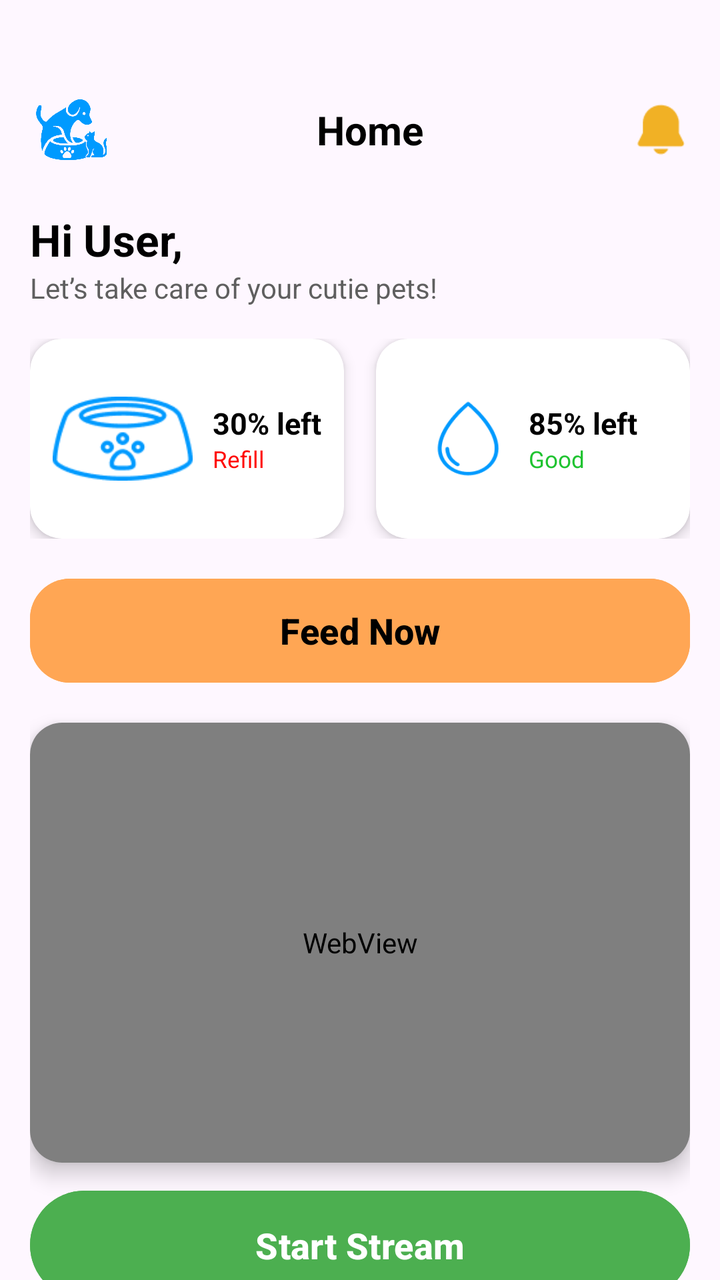
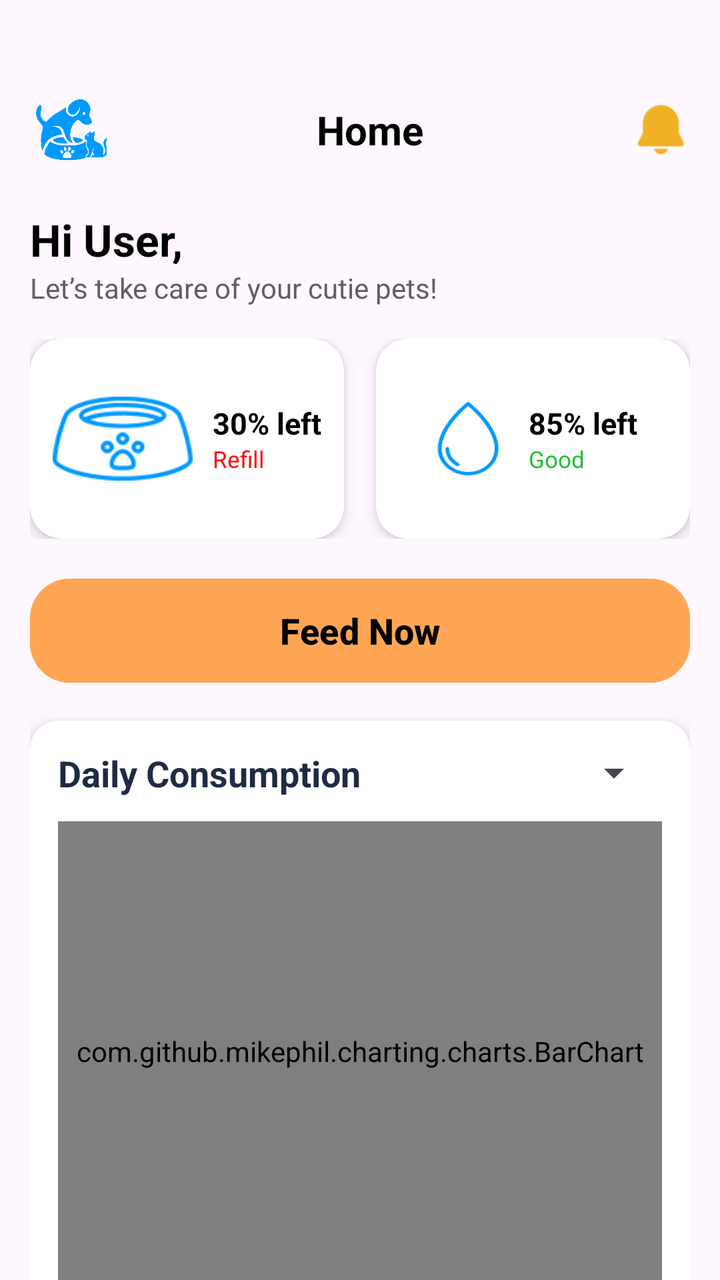

Before-and-after screenshots of an Android layout around one commit, followed by the original layout XML and the change that was made.
<!-- AndroidManifest.xml: application theme Theme.PawFeeder -->
<!-- res/layout/fragment_home.xml -->
<?xml version="1.0" encoding="utf-8"?>
<androidx.core.widget.NestedScrollView
    xmlns:android="http://schemas.android.com/apk/res/android"
    xmlns:tools="http://schemas.android.com/tools"
    xmlns:app="http://schemas.android.com/apk/res-auto"
    android:layout_width="match_parent"
    android:layout_height="match_parent"
    android:fillViewport="true"
    android:clipToPadding="false"
    android:descendantFocusability="beforeDescendants"
    tools:context=".HomeFragment">

        <LinearLayout
            android:layout_width="match_parent"
            android:layout_height="wrap_content"
            android:orientation="vertical"
            android:paddingTop="45dp"
            android:paddingBottom="15dp"
            android:paddingLeft="15dp"
            android:paddingRight="15dp">

            <LinearLayout
                android:layout_width="match_parent"
                android:layout_height="wrap_content"
                android:layout_marginBottom="12dp"
                android:gravity="center_vertical"
                android:orientation="horizontal">

                <ImageView
                    android:layout_width="40dp"
                    android:layout_height="40dp"
                    android:contentDescription="logo"
                    android:src="@drawable/logonotext" />

                <TextView
                    android:layout_width="match_parent"
                    android:layout_height="wrap_content"
                    android:layout_weight="1"
                    android:text="Home"
                    android:textAlignment="center"
                    android:textColor="@color/black"
                    android:textSize="20sp"
                    android:textStyle="bold" />

                <ImageView
                    android:id="@+id/btnNotification"
                    android:layout_width="30dp"
                    android:layout_height="30dp"
                    android:contentDescription="notif"
                    android:src="@drawable/notification" />
            </LinearLayout>

            <TextView
                android:id="@+id/txvUsername"
                android:layout_width="wrap_content"
                android:layout_height="wrap_content"
                android:layout_marginTop="8dp"
                android:text="Hi User,"
                android:textColor="@color/black"
                android:textSize="22sp"
                android:textStyle="bold" />

            <TextView
                android:layout_width="wrap_content"
                android:layout_height="wrap_content"
                android:layout_marginBottom="16dp"
                android:text="Let’s take care of your cutie pets!"
                android:textColor="@color/dark_gray" />

            <LinearLayout
                android:layout_width="match_parent"
                android:layout_height="wrap_content"
                android:layout_marginBottom="16dp"
                android:gravity="center"
                android:orientation="horizontal">

                <androidx.cardview.widget.CardView
                    android:layout_width="0dp"
                    android:layout_height="100dp"
                    android:layout_marginEnd="8dp"
                    android:layout_weight="1"
                    app:cardCornerRadius="16dp"
                    app:cardElevation="4dp">

                    <LinearLayout
                        android:layout_width="match_parent"
                        android:layout_height="match_parent"
                        android:gravity="center"
                        android:orientation="horizontal">

                        <ImageView
                            android:layout_width="70dp"
                            android:layout_height="50dp"
                            android:layout_marginRight="10dp"
                            android:src="@drawable/petbowl" />

                        <LinearLayout
                            android:layout_width="wrap_content"
                            android:layout_height="wrap_content"
                            android:gravity="center"
                            android:orientation="vertical">

                            <TextView
                                android:id="@+id/txvMakanan"
                                android:layout_width="wrap_content"
                                android:layout_height="wrap_content"
                                android:text="30% left"
                                android:textColor="@color/black"
                                android:textSize="45px"
                                android:textStyle="bold" />

                            <TextView
                                android:id="@+id/txvStatusMakan"
                                android:layout_width="match_parent"
                                android:layout_height="wrap_content"
                                android:text="Refill"
                                android:textColor="@color/red"
                                android:textSize="35px" />
                        </LinearLayout>
                    </LinearLayout>

                </androidx.cardview.widget.CardView>

                <androidx.cardview.widget.CardView
                    android:layout_width="0dp"
                    android:layout_height="100dp"
                    android:layout_marginStart="8dp"
                    android:layout_weight="1"
                    app:cardCornerRadius="16dp"
                    app:cardElevation="4dp">

                    <LinearLayout
                        android:layout_width="match_parent"
                        android:layout_height="match_parent"
                        android:gravity="center"
                        android:orientation="horizontal">

                        <ImageView
                            android:layout_width="40dp"
                            android:layout_height="40dp"
                            android:layout_marginRight="10dp"
                            android:src="@drawable/water" />

                        <LinearLayout
                            android:layout_width="wrap_content"
                            android:layout_height="wrap_content"
                            android:gravity="center"
                            android:orientation="vertical">

                            <TextView
                                android:id="@+id/txvMinuman"
                                android:layout_width="wrap_content"
                                android:layout_height="wrap_content"
                                android:text="85% left"
                                android:textColor="@color/black"
                                android:textSize="45px"
                                android:textStyle="bold" />

                            <TextView
                                android:id="@+id/txvStatusMinum"
                                android:layout_width="match_parent"
                                android:layout_height="wrap_content"
                                android:text="Good"
                                android:textColor="@color/green"
                                android:textSize="35px" />
                        </LinearLayout>
                    </LinearLayout>

                </androidx.cardview.widget.CardView>
            </LinearLayout>

            <Button
                android:id="@+id/btnFeed"
                android:layout_width="match_parent"
                android:layout_height="60dp"
                android:layout_marginBottom="16dp"
                android:backgroundTint="@color/orange"
                android:text="Feed Now"
                android:textColor="@color/black"
                android:textSize="18sp"
                android:textStyle="bold"
                app:cornerRadius="20dp" />

            <androidx.cardview.widget.CardView
                android:layout_width="match_parent"
                android:layout_height="220dp"
                android:layout_marginBottom="10dp"
                app:cardCornerRadius="16dp"
                app:cardElevation="6dp"
                app:cardUseCompatPadding="false"
                app:contentPadding="0dp">

                <WebView
                    android:id="@+id/imgCamera"
                    android:layout_width="match_parent"
                    android:layout_height="match_parent"
                    android:background="#000000" />

            </androidx.cardview.widget.CardView>

            <Button
                android:id="@+id/btnStream"
                android:layout_width="match_parent"
                android:layout_height="wrap_content"
                android:padding="15dp"
                android:text="Start Stream"
                android:backgroundTint="#4CAF50"
                android:textAlignment="center"
                android:layout_marginBottom="20dp"
                android:textStyle="bold"
                android:textSize="18dp"
                />

            <TextView
                android:layout_width="wrap_content"
                android:layout_height="wrap_content"
                android:layout_marginBottom="8dp"
                android:text="Device Status"
                android:textColor="@color/black"
                android:textSize="18sp"
                android:textStyle="bold" />

            <androidx.cardview.widget.CardView
                android:layout_width="match_parent"
                android:layout_height="wrap_content"
                android:layout_marginBottom="24dp"
                app:cardCornerRadius="16dp"
                app:cardElevation="4dp">

                <LinearLayout
                    android:layout_width="match_parent"
                    android:layout_height="match_parent"
                    android:orientation="vertical"
                    android:padding="15dp">

                    <TextView
                        android:layout_width="wrap_content"
                        android:layout_height="wrap_content"
                        android:text="Battery Level"
                        android:textStyle="bold" />

                    <ProgressBar
                        style="?android:attr/progressBarStyleHorizontal"
                        android:layout_width="match_parent"
                        android:layout_height="12dp"
                        android:layout_marginTop="6dp"
                        android:progress="80"
                        android:progressDrawable="@drawable/progress_blue" />

                    <TextView
                        android:id="@+id/txvBattery"
                        android:layout_width="match_parent"
                        android:layout_height="wrap_content"
                        android:text="80%"
                        android:textAlignment="textEnd"
                        android:textColor="@color/black" />
                </LinearLayout>
            </androidx.cardview.widget.CardView>

            <LinearLayout
                android:layout_width="match_parent"
                android:layout_height="wrap_content"
                android:layout_marginBottom="12dp"
                android:gravity="center_vertical"
                android:orientation="horizontal">

                <TextView
                    android:layout_width="0dp"
                    android:layout_height="wrap_content"
                    android:layout_weight="1"
                    android:text="Pet Care Tasks"
                    android:textColor="@color/black"
                    android:textSize="18sp"
                    android:textStyle="bold" />

                <TextView
                    android:id="@+id/btnToCreate"
                    android:layout_width="wrap_content"
                    android:layout_height="wrap_content"
                    android:text="Create Task"
                    android:textColor="@color/primaryblue" />

            </LinearLayout>

            <androidx.recyclerview.widget.RecyclerView
                android:id="@+id/lsvTask"
                android:layout_width="match_parent"
                android:layout_height="wrap_content"
                android:nestedScrollingEnabled="false"/>

        </LinearLayout>
</androidx.core.widget.NestedScrollView>
<!-- resources referenced by this layout -->
<resources>
  <color name="black">#FF000000</color>
  <color name="dark_gray">#5F5F5F</color>
  <color name="green">#1FC330</color>
  <color name="orange">#FFA654</color>
  <color name="primaryblue">#009AFF</color>
  <color name="red">#FF0400</color>
  <!-- drawable logonotext: png bitmap (drawable, 163365 bytes) -->
  <!-- drawable notification: png bitmap (drawable, 708 bytes) -->
  <!-- drawable petbowl: png bitmap (drawable, 3125 bytes) -->
  <!-- drawable progress_blue (drawable) -->
  <layer-list xmlns:android="http://schemas.android.com/apk/res/android">
      <item android:id="@android:id/background">
          <shape android:shape="rectangle">
              <solid android:color="#E0E0E0"/>
              <corners android:radius="8dp"/>
          </shape>
      </item>
      <item android:id="@android:id/progress">
          <clip>
              <shape android:shape="rectangle">
                  <solid android:color="#4A90E2"/>
                  <corners android:radius="8dp"/>
              </shape>
          </clip>
      </item>
  </layer-list>
  <!-- drawable water: png bitmap (drawable, 2416 bytes) -->
  <style name="Theme.PawFeeder" parent="Base.Theme.PawFeeder" />
  <style name="Base.Theme.PawFeeder" parent="Theme.Material3.DayNight.NoActionBar">
          
          
      </style>
</resources>

<!-- the commit's change to res/layout/fragment_home.xml (unified diff, before → after) -->
@@ -173,7 +173,7 @@
                 android:id="@+id/btnFeed"
                 android:layout_width="match_parent"
                 android:layout_height="60dp"
-                android:layout_marginBottom="16dp"
+                android:layout_marginBottom="15dp"
                 android:backgroundTint="@color/orange"
                 android:text="Feed Now"
                 android:textColor="@color/black"
@@ -182,78 +182,67 @@
                 app:cornerRadius="20dp" />
 
             <androidx.cardview.widget.CardView
-                android:layout_width="match_parent"
-                android:layout_height="220dp"
-                android:layout_marginBottom="10dp"
-                app:cardCornerRadius="16dp"
+                android:id="@+id/cardConsumption"
+                android:layout_width="match_parent"
+                android:layout_height="300dp"
+                app:cardCornerRadius="14dp"
                 app:cardElevation="6dp"
-                app:cardUseCompatPadding="false"
-                app:contentPadding="0dp">
-
-                <WebView
-                    android:id="@+id/imgCamera"
-                    android:layout_width="match_parent"
-                    android:layout_height="match_parent"
-                    android:background="#000000" />
-
-            </androidx.cardview.widget.CardView>
-
-            <Button
-                android:id="@+id/btnStream"
-                android:layout_width="match_parent"
-                android:layout_height="wrap_content"
-                android:padding="15dp"
-                android:text="Start Stream"
-                android:backgroundTint="#4CAF50"
-                android:textAlignment="center"
-                android:layout_marginBottom="20dp"
-                android:textStyle="bold"
-                android:textSize="18dp"
-                />
-
-            <TextView
-                android:layout_width="wrap_content"
-                android:layout_height="wrap_content"
-                android:layout_marginBottom="8dp"
-                android:text="Device Status"
-                android:textColor="@color/black"
-                android:textSize="18sp"
-                android:textStyle="bold" />
-
-            <androidx.cardview.widget.CardView
-                android:layout_width="match_parent"
-                android:layout_height="wrap_content"
-                android:layout_marginBottom="24dp"
-                app:cardCornerRadius="16dp"
-                app:cardElevation="4dp">
+                android:layout_marginBottom="30dp">
 
                 <LinearLayout
                     android:layout_width="match_parent"
                     android:layout_height="match_parent"
                     android:orientation="vertical"
-                    android:padding="15dp">
-
-                    <TextView
-                        android:layout_width="wrap_content"
+                    android:padding="14dp">
+
+                    <LinearLayout
+                        android:layout_width="match_parent"
                         android:layout_height="wrap_content"
-                        android:text="Battery Level"
-                        android:textStyle="bold" />
-
-                    <ProgressBar
-                        style="?android:attr/progressBarStyleHorizontal"
-                        android:layout_width="match_parent"
-                        android:layout_height="12dp"
-                        android:layout_marginTop="6dp"
-                        android:progress="80"
-                        android:progressDrawable="@drawable/progress_blue" />
-
-                    <TextView
-                        android:id="@+id/txvBattery"
+                        android:orientation="horizontal"
+                        android:gravity="center_vertical"
+                        android:layout_marginBottom="12dp">
+
+                        <LinearLayout
+                            android:layout_width="wrap_content"
+                            android:layout_height="wrap_content"
+                            android:orientation="vertical">
+
+                            <TextView
+                                android:id="@+id/tvConsumptionTitle"
+                                android:layout_width="wrap_content"
+                                android:layout_height="wrap_content"
+                                android:text="Daily Consumption"
+                                android:textStyle="bold"
+                                android:textColor="#1F2A44"
+                                android:textSize="18dp"/>
+
+                        </LinearLayout>
+
+                        <View
+                            android:layout_width="0dp"
+                            android:layout_height="0dp"
+                            android:layout_weight="1" />
+
+                        <Spinner
+                            android:id="@+id/spiConsumption"
+                            android:layout_width="wrap_content"
+                            android:layout_height="wrap_content">
+                        </Spinner>
+                    </LinearLayout>
+
+                    <LinearLayout
+                        android:id="@+id/barChartContainer"
                         android:layout_width="match_parent"
                         android:layout_height="wrap_content"
-                        android:text="80%"
-                        android:textAlignment="textEnd"
-                        android:textColor="@color/black" />
+                        android:orientation="horizontal">
+
+                        <com.github.mikephil.charting.charts.BarChart
+                            android:id="@+id/barChartConsumption"
+                            android:layout_width="match_parent"
+                            android:layout_height="230dp">
+                        </com.github.mikephil.charting.charts.BarChart>
+
+                    </LinearLayout>
                 </LinearLayout>
             </androidx.cardview.widget.CardView>
 
<!-- resource entries referenced after the edit -->
@@ -9,23 +9,6 @@
   <!-- drawable logonotext: png bitmap (drawable, 163365 bytes) -->
   <!-- drawable notification: png bitmap (drawable, 708 bytes) -->
   <!-- drawable petbowl: png bitmap (drawable, 3125 bytes) -->
-  <!-- drawable progress_blue (drawable) -->
-  <layer-list xmlns:android="http://schemas.android.com/apk/res/android">
-      <item android:id="@android:id/background">
-          <shape android:shape="rectangle">
-              <solid android:color="#E0E0E0"/>
-              <corners android:radius="8dp"/>
-          </shape>
-      </item>
-      <item android:id="@android:id/progress">
-          <clip>
-              <shape android:shape="rectangle">
-                  <solid android:color="#4A90E2"/>
-                  <corners android:radius="8dp"/>
-              </shape>
-          </clip>
-      </item>
-  </layer-list>
   <!-- drawable water: png bitmap (drawable, 2416 bytes) -->
   <style name="Theme.PawFeeder" parent="Base.Theme.PawFeeder" />
   <style name="Base.Theme.PawFeeder" parent="Theme.Material3.DayNight.NoActionBar">
